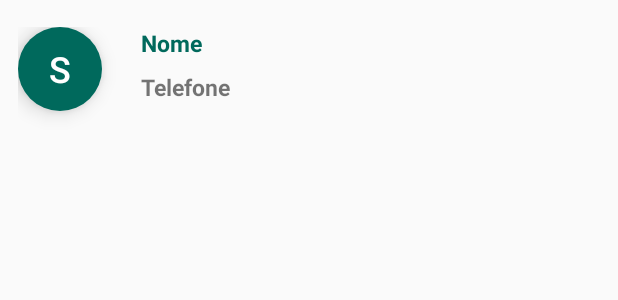
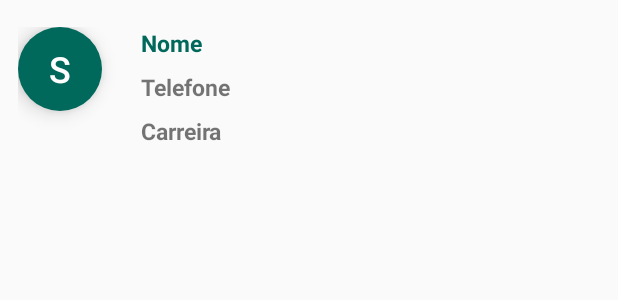
Before and after one commit to csaude/mentoring-mobile, an Android app: the layout list_items_tutoreds.xml on its own in the app's theme, with its tools: preview values and no code run, on a phone screen of 412 x 824 dp. Shown: the top 300 px of the screen. Run offline under Robolectric (Android 15) with nearby library versions, the phone set to English and light mode, and no system bars.

Commit message:
Refacor List Tutored.

```diff
--- a/app/src/main/java/mz/org/fgh/mentoring/config/dao/DistrictDAO.java
+++ b/app/src/main/java/mz/org/fgh/mentoring/config/dao/DistrictDAO.java
@@ -15,4 +15,5 @@ public interface DistrictDAO extends GenericDAO<District> {
     }
 
     List<District> findAll();
+
 }
--- a/app/src/main/java/mz/org/fgh/mentoring/config/dao/HealthFacilityDAOImpl.java
+++ b/app/src/main/java/mz/org/fgh/mentoring/config/dao/HealthFacilityDAOImpl.java
@@ -53,7 +53,6 @@ public class HealthFacilityDAOImpl extends GenericDAOImpl<HealthFacility> implem
 
         while (cursor.moveToNext()) {
             HealthFacility healthFacility = new HealthFacility();
-
             healthFacility.setId(cursor.getLong(cursor.getColumnIndex("id")));
             healthFacility.setHealthFacility(cursor.getString(cursor.getColumnIndex("health_facility")));
 
--- a/app/src/main/java/mz/org/fgh/mentoring/dao/TutoredDao.java
+++ b/app/src/main/java/mz/org/fgh/mentoring/dao/TutoredDao.java
@@ -11,7 +11,7 @@ import mz.org.fgh.mentoring.model.Tutored;
 
 public interface TutoredDao extends  GenericDAO<Tutored> {
     class QUERY {
-        public static final String findAll = "SELECT * FROM tutoreds;";
+        public static final String findAll = "SELECT t.id, t.name, t.surname, t.phoneNumber, c.position, t.carrer_id FROM tutoreds t INNER JOIN careers c ON t.carrer_id=c.id;";
     }
 
     List<Tutored> findAll();
--- a/app/src/main/res/layout/list_items_tutoreds.xml
+++ b/app/src/main/res/layout/list_items_tutoreds.xml
@@ -50,6 +50,17 @@
             android:paddingLeft="10dp"
             android:paddingTop="8dp"/>
 
+        <TextView
+            android:layout_width="wrap_content"
+            android:layout_height="wrap_content"
+            android:id="@+id/item_carrer"
+            android:text="Carreira"
+            android:textSize="15sp"
+            android:textStyle="bold"
+            android:paddingLeft="10dp"
+            android:paddingTop="8dp"/>
+
+
 
     </LinearLayout>
 </LinearLayout>
```
Also changed, not shown: app/src/main/java/mz/org/fgh/mentoring/adapter/TutoredItemAdapter.java (+13 -4 lines), app/src/main/java/mz/org/fgh/mentoring/config/dao/CareerDAO.java (+6 -1 lines), app/src/main/java/mz/org/fgh/mentoring/config/dao/CareerDAOImpl.java (+17 -2 lines), app/src/main/java/mz/org/fgh/mentoring/service/TutoredSyncServiceImpl.java (added, +8 -0 lines).
